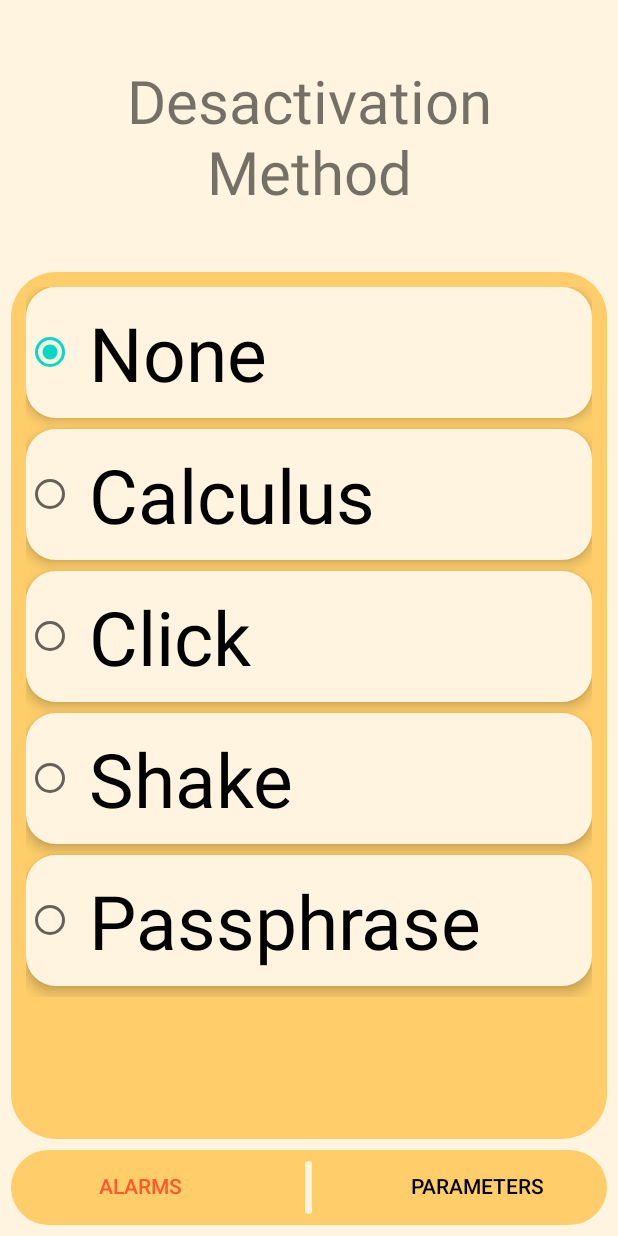
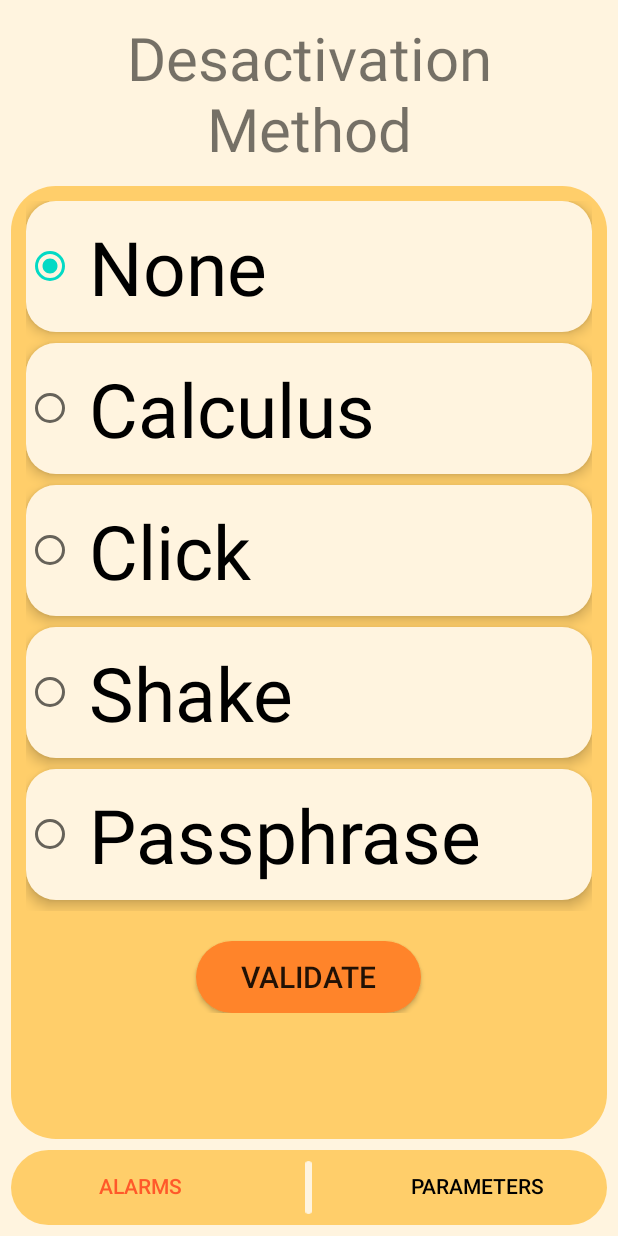
Before and after one commit to MathisDurand/projet_alarme_8INF257, an Android app: the DesactivationActivity screen opened directly, with no data from a screen before it, on a phone screen of 412 x 824 dp. Run offline under Robolectric (Android 15) with nearby library versions, the phone set to English and light mode, and no system bars.

Commit message:
desactivation.xml: "validate button" fixed

```diff
--- a/app/src/main/res/layout/desactivation.xml
+++ b/app/src/main/res/layout/desactivation.xml
@@ -12,7 +12,7 @@
         <TextView
             android:layout_width="match_parent"
             android:layout_height="wrap_content"
-            android:padding="40dp"
+            android:padding="11dp"
             android:text="@string/desMethodStrnig"
             android:gravity="center"
             android:textSize="40sp">
@@ -102,7 +102,7 @@
                     android:layout_weight="0"
                     android:text="@string/butonValidate"
                     android:layout_width="wrap_content"
-                    android:layout_height="0dp"
+                    android:layout_height="wrap_content"
                     android:background="@xml/boutonsave"
                     android:layout_gravity="center"
                     android:elevation="5dp"
```
